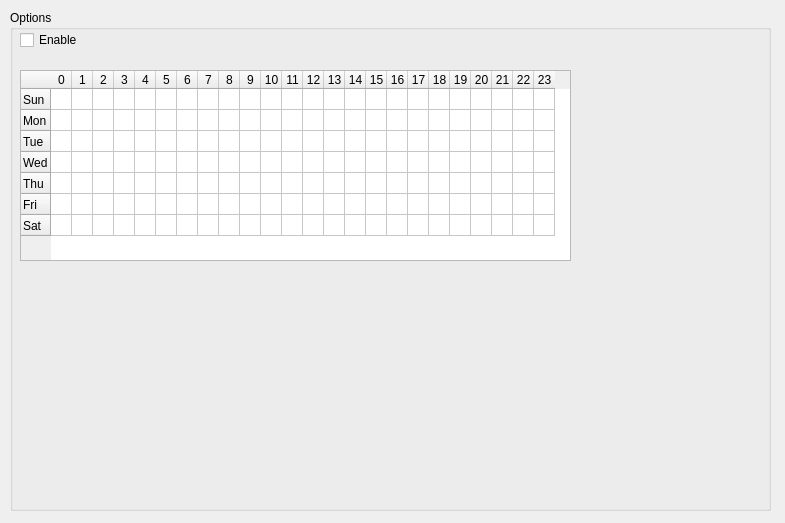
This is src/gui/schedulesettings.ui in nextcloud/desktop as Qt 5 draws it before an edit. The edited form follows.
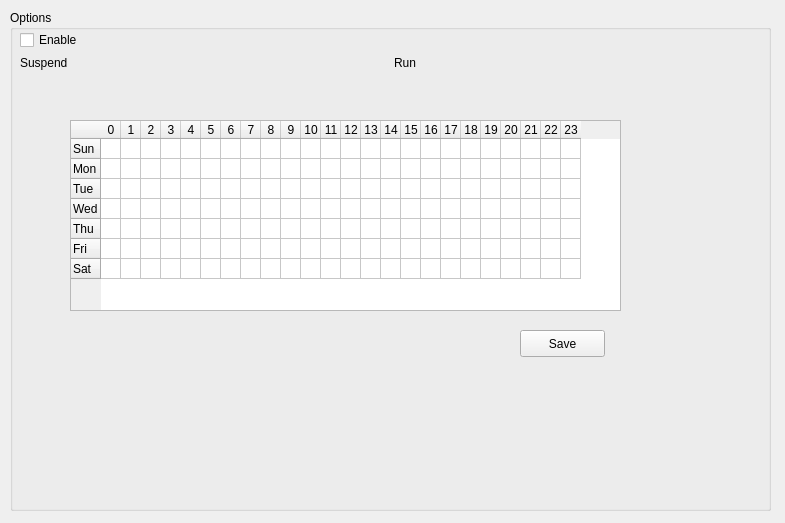
This is the edited form.

The edit to the form file:
```diff
--- a/src/gui/schedulesettings.ui
+++ b/src/gui/schedulesettings.ui
@@ -34,7 +34,7 @@
          <x>10</x>
          <y>20</y>
          <width>741</width>
-         <height>41</height>
+         <height>70</height>
         </rect>
        </property>
        <layout class="QGridLayout" name="optionsGridLayout">
@@ -45,7 +45,7 @@
           </property>
          </widget>
         </item>
-        <item row="1" column="0">
+        <item row="2" column="0">
          <spacer name="verticalSpacer_2">
           <property name="orientation">
            <enum>Qt::Vertical</enum>
@@ -58,19 +58,37 @@
           </property>
          </spacer>
         </item>
+        <item row="1" column="0">
+         <layout class="QHBoxLayout" name="horizontalLayout">
+          <item>
+           <widget class="QLabel" name="suspendLabel">
+            <property name="text">
+             <string>Suspend</string>
+            </property>
+           </widget>
+          </item>
+          <item>
+           <widget class="QLabel" name="runLabel">
+            <property name="text">
+             <string>Run</string>
+            </property>
+           </widget>
+          </item>
+         </layout>
+        </item>
        </layout>
       </widget>
       <widget class="QTableWidget" name="scheduleTableWidget">
        <property name="geometry">
         <rect>
-         <x>10</x>
-         <y>60</y>
+         <x>60</x>
+         <y>110</y>
          <width>551</width>
          <height>191</height>
         </rect>
        </property>
        <property name="cornerButtonEnabled">
-        <bool>true</bool>
+        <bool>false</bool>
        </property>
        <property name="rowCount">
         <number>7</number>
@@ -85,10 +103,10 @@
         <bool>true</bool>
        </attribute>
        <attribute name="horizontalHeaderDefaultSectionSize">
-        <number>21</number>
+        <number>20</number>
        </attribute>
        <attribute name="horizontalHeaderMinimumSectionSize">
-        <number>21</number>
+        <number>20</number>
        </attribute>
        <attribute name="verticalHeaderVisible">
         <bool>true</bool>
@@ -97,10 +115,10 @@
         <bool>true</bool>
        </attribute>
        <attribute name="verticalHeaderDefaultSectionSize">
-        <number>21</number>
+        <number>20</number>
        </attribute>
        <attribute name="verticalHeaderMinimumSectionSize">
-        <number>21</number>
+        <number>20</number>
        </attribute>
        <row>
         <property name="text">
@@ -258,6 +276,19 @@
         </property>
        </column>
       </widget>
+      <widget class="QPushButton" name="saveButton">
+       <property name="geometry">
+        <rect>
+         <x>510</x>
+         <y>320</y>
+         <width>85</width>
+         <height>27</height>
+        </rect>
+       </property>
+       <property name="text">
+        <string>Save</string>
+       </property>
+      </widget>
      </widget>
     </item>
    </layout>
```
Left out of the diff: 5 changed lines with no effect on the pictures.
